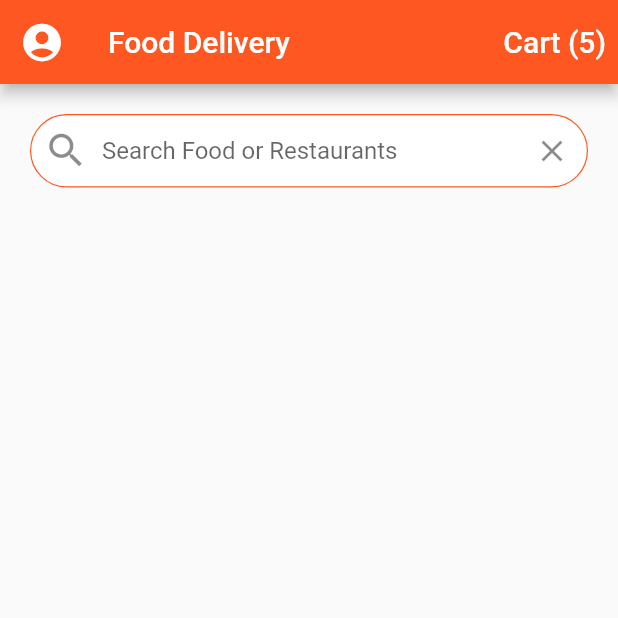
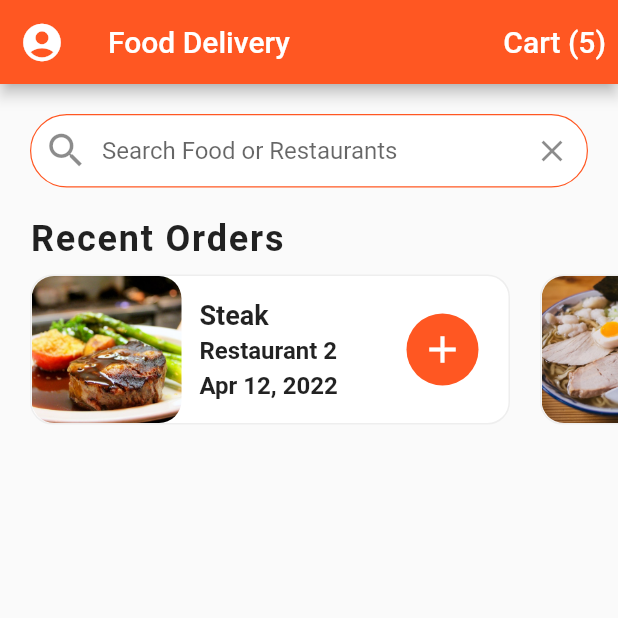
Before and after one commit to Gideon-Ukoko-Jr/restaurant_app_ui, a Flutter app: the screen it shows after launch, on a phone screen of 412 x 824 dp, the top half of it. Run offline on Flutter 3.47's test engine with Material 2 defaults, Android fonts, the phone set to English and light mode, and no system bars.

Commit message:
Recent Orders Horizontal List

```diff
--- a/lib/screens/home_screen.dart
+++ b/lib/screens/home_screen.dart
@@ -1,5 +1,6 @@
 import 'package:flutter/material.dart';
 import 'package:restaurant_app_ui/data/data.dart';
+import 'package:restaurant_app_ui/widgets/recent_orders.dart';
 
 class HomeScreen extends StatefulWidget {
   const HomeScreen({Key? key}) : super(key: key);
@@ -30,7 +31,7 @@ class _HomeScreenState extends State<HomeScreen> {
         ],
       ),
       body: ListView(
-        children: <Widget>[
+        children: [
           Padding(
             padding: const EdgeInsets.all(20.0),
             child: TextField(
@@ -60,6 +61,7 @@ class _HomeScreenState extends State<HomeScreen> {
               ),
             ),
           ),
+          RecentOrders(),
         ],
       ),
     );
--- /dev/null
+++ b/lib/widgets/recent_orders.dart
@@ -0,0 +1,118 @@
+import 'package:flutter/cupertino.dart';
+import 'package:flutter/material.dart';
+import 'package:restaurant_app_ui/data/data.dart';
+import 'package:restaurant_app_ui/models/order.dart';
+
+class RecentOrders extends StatelessWidget {
+  const RecentOrders({Key? key}) : super(key: key);
+
+  _buildRecentOrder(BuildContext context, Order order) {
+    return Container(
+      margin: const EdgeInsets.all(10.0),
+      width: 320.0,
+      decoration: BoxDecoration(
+        color: Colors.white,
+        borderRadius: BorderRadius.circular(15.0),
+        border: Border.all(width: 1.0, color: (Colors.grey[200])!),
+      ),
+      child: Row(
+        mainAxisAlignment: MainAxisAlignment.spaceBetween,
+        children: [
+          Expanded(
+            child: Row(
+              children: [
+                ClipRRect(
+                  borderRadius: BorderRadius.circular(15.0),
+                  child: Image(
+                    height: 100.0,
+                    width: 100.0,
+                    image: AssetImage(order.food?.imageUrl ?? ''),
+                    fit: BoxFit.cover,
+                  ),
+                ),
+                Expanded(
+                  child: Container(
+                    margin: const EdgeInsets.all(12.0),
+                    child: Column(
+                      mainAxisAlignment: MainAxisAlignment.center,
+                      crossAxisAlignment: CrossAxisAlignment.start,
+                      children: [
+                        Text(
+                          order.food?.name ?? 'Food Name',
+                          style: const TextStyle(
+                              fontSize: 18.0, fontWeight: FontWeight.bold),
+                          overflow: TextOverflow.ellipsis,
+                        ),
+                        const SizedBox(height: 4.0),
+                        Text(
+                          order.restaurant?.name ?? 'Restaurant Name',
+                          style: const TextStyle(
+                              fontSize: 16.0, fontWeight: FontWeight.w600),
+                          overflow: TextOverflow.ellipsis,
+                        ),
+                        const SizedBox(height: 4.0),
+                        Text(
+                          order.date ?? 'Order Date',
+                          style: const TextStyle(
+                              fontSize: 16.0, fontWeight: FontWeight.w600),
+                          overflow: TextOverflow.ellipsis,
+                        ),
+                      ],
+                    ),
+                  ),
+                ),
+              ],
+            ),
+          ),
+          Container(
+            margin: const EdgeInsets.only(right: 20.0),
+            width: 48.0,
+            decoration: BoxDecoration(
+                color: Theme.of(context).primaryColor,
+                borderRadius: BorderRadius.circular(30.0)),
+            child: IconButton(
+              icon: const Icon(Icons.add),
+              iconSize: 30.0,
+              color: Colors.white,
+              onPressed: () {},
+            ),
+          ),
+        ],
+      ),
+    );
+  }
+
+  @override
+  Widget build(BuildContext context) {
+    return Column(
+      crossAxisAlignment: CrossAxisAlignment.start,
+      children: [
+        const Padding(
+          padding: EdgeInsets.symmetric(horizontal: 20.0),
+          child: Text(
+            'Recent Orders',
+            style: TextStyle(
+              fontSize: 24.0,
+              fontWeight: FontWeight.w600,
+              letterSpacing: 1.2,
+            ),
+          ),
+        ),
+        Container(
+          height: 120.0,
+          child: ListView.builder(
+            physics: const BouncingScrollPhysics(),
+            padding: const EdgeInsets.only(left: 10.0),
+            scrollDirection: Axis.horizontal,
+            itemCount: currentUser.orders?.length,
+            itemBuilder: (BuildContext context, int index) {
+              Order order = currentUser.orders![index];
+              // return Text(order.food?.name ?? 'Unavailable')
+              return _buildRecentOrder(context, order);
+            },
+          ),
+        )
+      ],
+    );
+  }
+}
```
